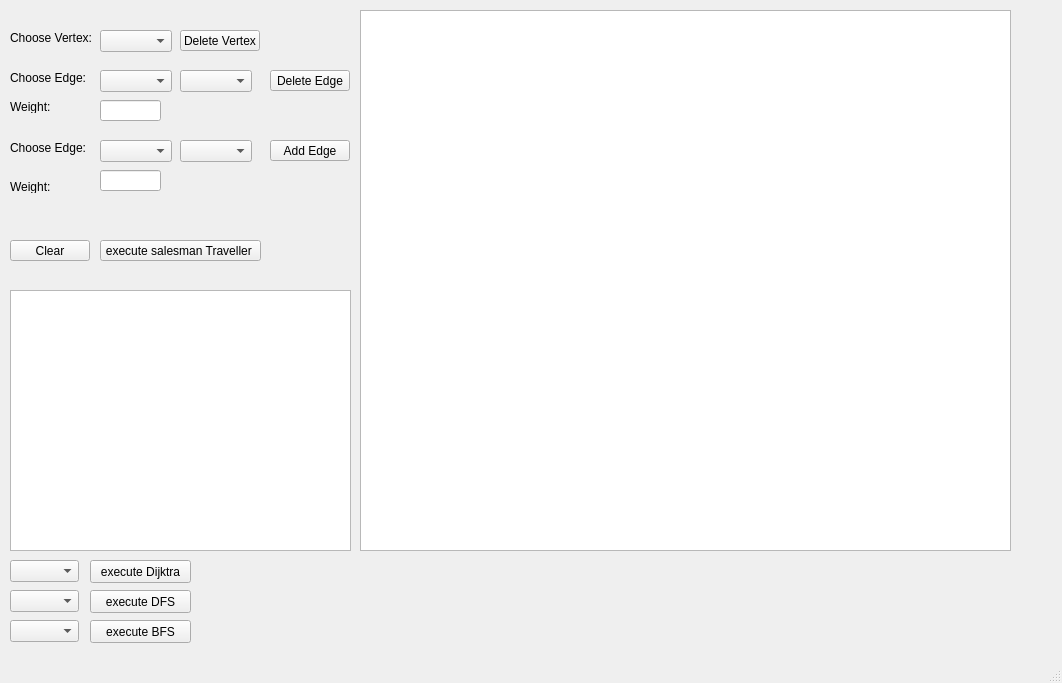
The window that salesmanTraveller/mainwindow.ui (Morpheuseses/Creative_Task) describes before a commit, drawn with Qt 5.
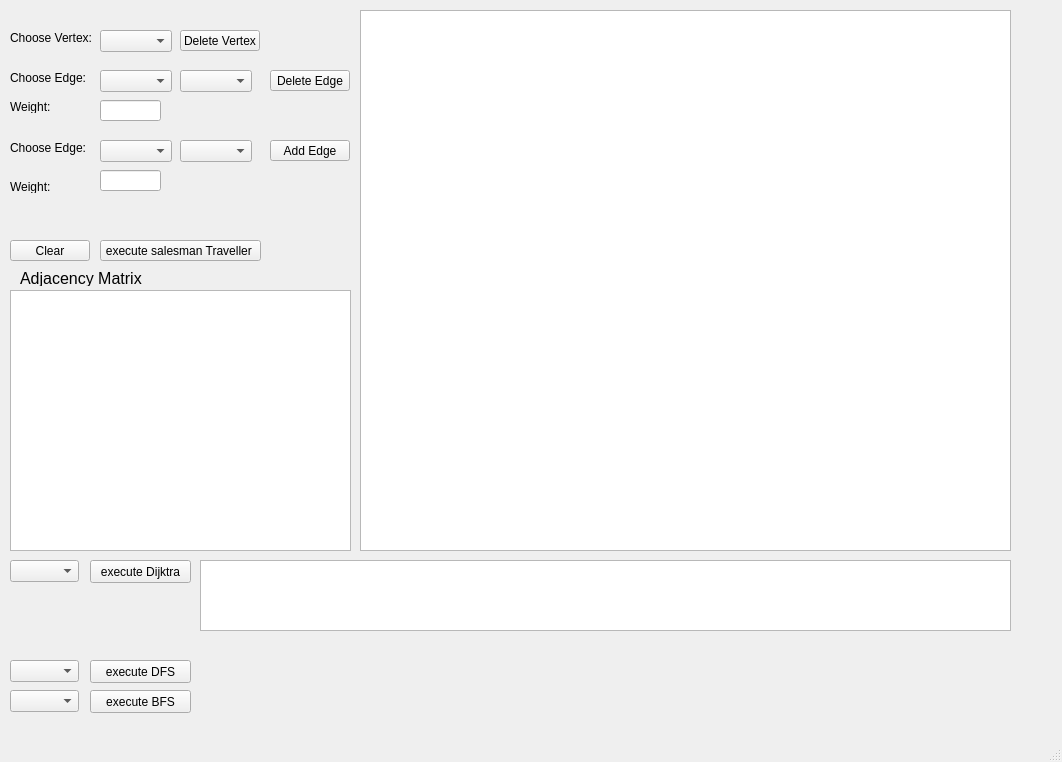
The same window after the commit.

Diff of the .ui file:
```diff
--- a/salesmanTraveller/mainwindow.ui
+++ b/salesmanTraveller/mainwindow.ui
@@ -7,7 +7,7 @@
     <x>0</x>
     <y>0</y>
     <width>1062</width>
-    <height>683</height>
+    <height>762</height>
    </rect>
   </property>
   <property name="windowTitle">
@@ -270,24 +270,11 @@
      </rect>
     </property>
    </widget>
-   <widget class="QLabel" name="label_7">
-    <property name="geometry">
-     <rect>
-      <x>200</x>
-      <y>560</y>
-      <width>791</width>
-      <height>16</height>
-     </rect>
-    </property>
-    <property name="text">
-     <string/>
-    </property>
-   </widget>
    <widget class="QComboBox" name="comboBox_7">
     <property name="geometry">
      <rect>
       <x>10</x>
-      <y>590</y>
+      <y>660</y>
       <width>69</width>
       <height>22</height>
      </rect>
@@ -297,7 +284,7 @@
     <property name="geometry">
      <rect>
       <x>90</x>
-      <y>590</y>
+      <y>660</y>
       <width>101</width>
       <height>23</height>
      </rect>
@@ -310,7 +297,7 @@
     <property name="geometry">
      <rect>
       <x>200</x>
-      <y>590</y>
+      <y>660</y>
       <width>801</width>
       <height>16</height>
      </rect>
@@ -323,7 +310,7 @@
     <property name="geometry">
      <rect>
       <x>10</x>
-      <y>620</y>
+      <y>690</y>
       <width>69</width>
       <height>22</height>
      </rect>
@@ -333,7 +320,7 @@
     <property name="geometry">
      <rect>
       <x>90</x>
-      <y>620</y>
+      <y>690</y>
       <width>101</width>
       <height>23</height>
      </rect>
@@ -346,7 +333,7 @@
     <property name="geometry">
      <rect>
       <x>200</x>
-      <y>620</y>
+      <y>690</y>
       <width>811</width>
       <height>16</height>
      </rect>
@@ -355,6 +342,34 @@
      <string/>
     </property>
    </widget>
+   <widget class="QTableWidget" name="tableWidget_2">
+    <property name="geometry">
+     <rect>
+      <x>200</x>
+      <y>560</y>
+      <width>811</width>
+      <height>71</height>
+     </rect>
+    </property>
+   </widget>
+   <widget class="QLabel" name="label_7">
+    <property name="geometry">
+     <rect>
+      <x>20</x>
+      <y>270</y>
+      <width>151</width>
+      <height>16</height>
+     </rect>
+    </property>
+    <property name="font">
+     <font>
+      <pointsize>12</pointsize>
+     </font>
+    </property>
+    <property name="text">
+     <string>Adjacency Matrix</string>
+    </property>
+   </widget>
   </widget>
   <widget class="QMenuBar" name="menubar">
    <property name="geometry">
```
